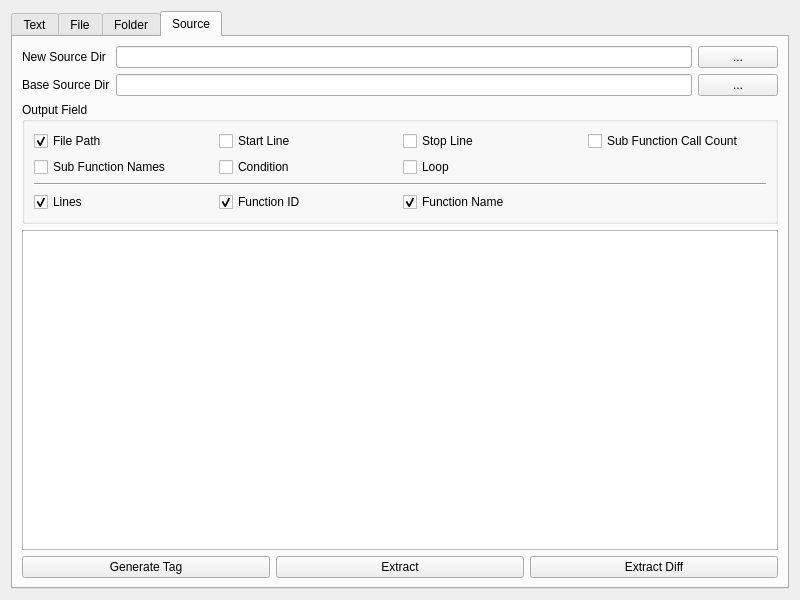
First picture: the form in py3scripts/Demo/ToolBox/toolbox.ui, repository thuleqaid/pytools, before the edit.
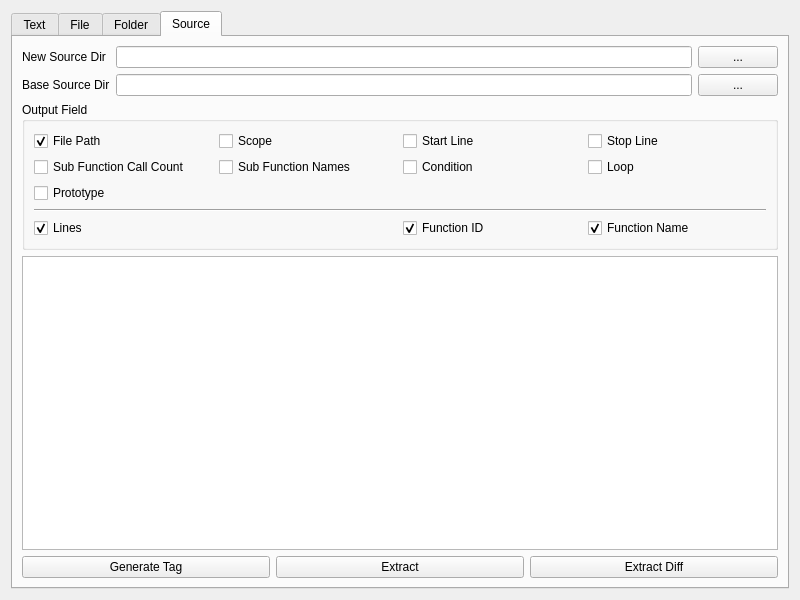
Second picture: the form after the edit. Custom widgets are drawn as their Qt base class.

Commit message: add function prototype to output options of Demo/ToolBox

Diff of the .ui file:
```diff
--- a/py3scripts/Demo/ToolBox/toolbox.ui
+++ b/py3scripts/Demo/ToolBox/toolbox.ui
@@ -267,7 +267,7 @@
           <string>Output Field</string>
          </property>
          <layout class="QGridLayout" name="gridLayout_3">
-          <item row="3" column="0">
+          <item row="4" column="0">
            <widget class="QCheckBox" name="checkLines">
             <property name="text">
              <string>Lines</string>
@@ -277,14 +277,14 @@
             </property>
            </widget>
           </item>
-          <item row="0" column="1">
+          <item row="0" column="2">
            <widget class="QCheckBox" name="checkStartline">
             <property name="text">
              <string>Start Line</string>
             </property>
            </widget>
           </item>
-          <item row="3" column="2">
+          <item row="4" column="3">
            <widget class="QCheckBox" name="checkFuncName">
             <property name="text">
              <string>Function Name</string>
@@ -294,7 +294,7 @@
             </property>
            </widget>
           </item>
-          <item row="3" column="1">
+          <item row="4" column="2">
            <widget class="QCheckBox" name="checkFuncID">
             <property name="text">
              <string>Function ID</string>
@@ -304,7 +304,7 @@
             </property>
            </widget>
           </item>
-          <item row="0" column="2">
+          <item row="0" column="3">
            <widget class="QCheckBox" name="checkStopline">
             <property name="text">
              <string>Stop Line</string>
@@ -321,28 +321,28 @@
             </property>
            </widget>
           </item>
-          <item row="2" column="0" colspan="4">
+          <item row="3" column="0" colspan="4">
            <widget class="Line" name="line">
             <property name="orientation">
              <enum>Qt::Horizontal</enum>
             </property>
            </widget>
           </item>
-          <item row="1" column="1">
+          <item row="1" column="2">
            <widget class="QCheckBox" name="checkCondition">
             <property name="text">
              <string>Condition</string>
             </property>
            </widget>
           </item>
-          <item row="1" column="2">
+          <item row="1" column="3">
            <widget class="QCheckBox" name="checkLoop">
             <property name="text">
              <string>Loop</string>
             </property>
            </widget>
           </item>
-          <item row="0" column="3">
+          <item row="1" column="0">
            <widget class="QCheckBox" name="checkSubFuncCount">
             <property name="text">
              <string>Sub Function Call Count</string>
@@ -352,7 +352,7 @@
             </property>
            </widget>
           </item>
-          <item row="1" column="0">
+          <item row="1" column="1">
            <widget class="QCheckBox" name="checkSubFuncName">
             <property name="text">
              <string>Sub Function Names</string>
@@ -362,6 +362,20 @@
             </property>
            </widget>
           </item>
+          <item row="0" column="1">
+           <widget class="QCheckBox" name="checkScope">
+            <property name="text">
+             <string>Scope</string>
+            </property>
+           </widget>
+          </item>
+          <item row="2" column="0">
+           <widget class="QCheckBox" name="checkPrototype">
+            <property name="text">
+             <string>Prototype</string>
+            </property>
+           </widget>
+          </item>
          </layout>
         </widget>
        </item>
```
The commit also changes 5 other files.
